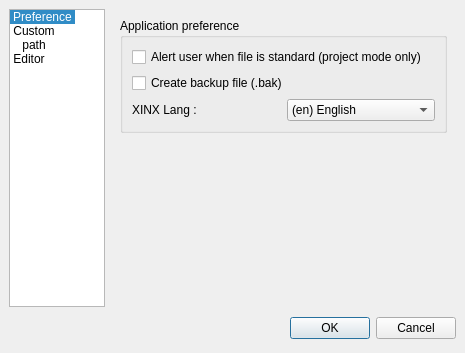
Old version of the form ui/custom.ui in the repository phoenix741/xinx.
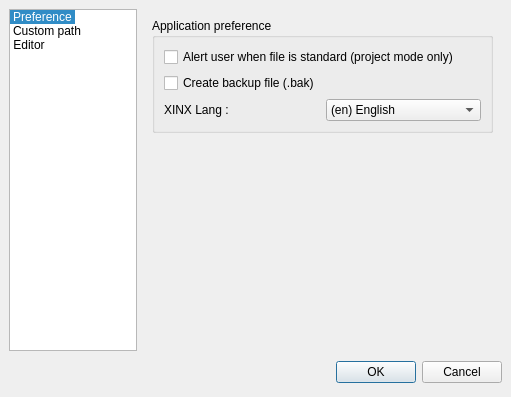
New version of the form. Icons and pictures are not drawn. Custom widgets are drawn as their Qt base class.

What changed in the file:
```diff
--- a/ui/custom.ui
+++ b/ui/custom.ui
@@ -5,8 +5,8 @@
    <rect>
     <x>0</x>
     <y>0</y>
-    <width>465</width>
-    <height>353</height>
+    <width>511</width>
+    <height>397</height>
    </rect>
   </property>
   <property name="windowTitle" >
@@ -348,20 +348,20 @@
     <widget class="QListWidget" name="listWidget" >
      <property name="minimumSize" >
       <size>
-       <width>96</width>
+       <width>128</width>
        <height>0</height>
       </size>
      </property>
      <property name="maximumSize" >
       <size>
-       <width>96</width>
+       <width>128</width>
        <height>16777215</height>
       </size>
      </property>
      <property name="iconSize" >
       <size>
-       <width>60</width>
-       <height>60</height>
+       <width>70</width>
+       <height>70</height>
       </size>
      </property>
      <property name="movement" >
```
